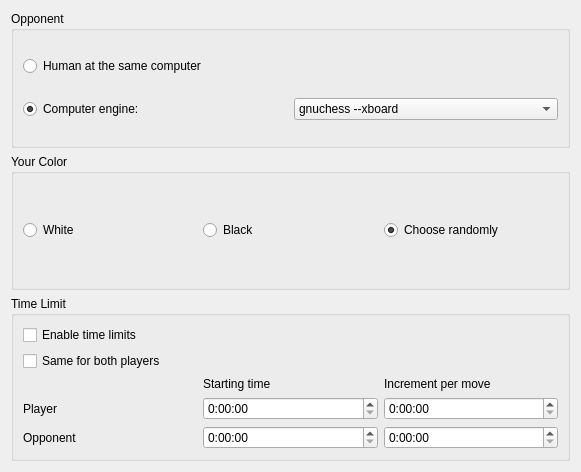
Before: the Qt Designer form src/gamedialog.ui in KDE/knights, drawn with Qt 5.
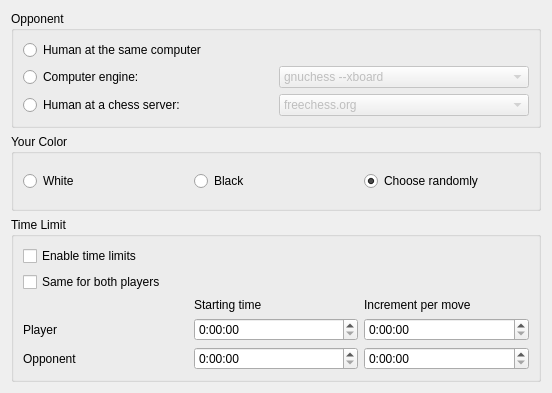
After: the same form once the commit is applied. Custom widgets are drawn as their Qt base class.

Patch:
```diff
--- a/src/gamedialog.ui
+++ b/src/gamedialog.ui
@@ -6,8 +6,8 @@
    <rect>
     <x>0</x>
     <y>0</y>
-    <width>581</width>
-    <height>472</height>
+    <width>552</width>
+    <height>393</height>
    </rect>
   </property>
   <property name="windowTitle">
@@ -34,21 +34,39 @@
           <property name="text">
            <string>Computer engine:</string>
           </property>
-          <property name="checked">
-           <bool>true</bool>
-          </property>
          </widget>
         </item>
         <item>
-         <widget class="KHistoryComboBox" name="khistorycombobox">
+         <widget class="KHistoryComboBox" name="programComboBox">
+          <property name="enabled">
+           <bool>false</bool>
+          </property>
           <item>
            <property name="text">
             <string>gnuchess --xboard</string>
            </property>
           </item>
+         </widget>
+        </item>
+       </layout>
+      </item>
+      <item>
+       <layout class="QHBoxLayout" name="horizontalLayout_3">
+        <item>
+         <widget class="QRadioButton" name="oppFics">
+          <property name="text">
+           <string>Human at a chess server:</string>
+          </property>
+         </widget>
+        </item>
+        <item>
+         <widget class="KHistoryComboBox" name="serverComboBox">
+          <property name="enabled">
+           <bool>false</bool>
+          </property>
           <item>
            <property name="text">
-            <string>crafty</string>
+            <string>freechess.org</string>
            </property>
           </item>
          </widget>
```
Left out of the diff: 34 changed lines with no effect on the pictures.
